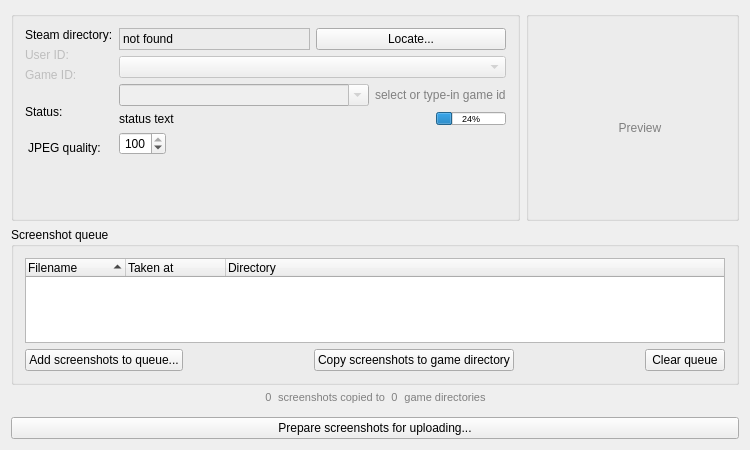
Qt form mainwindow.ui (Alsweider/SteaScreeLoaded) before a commit.
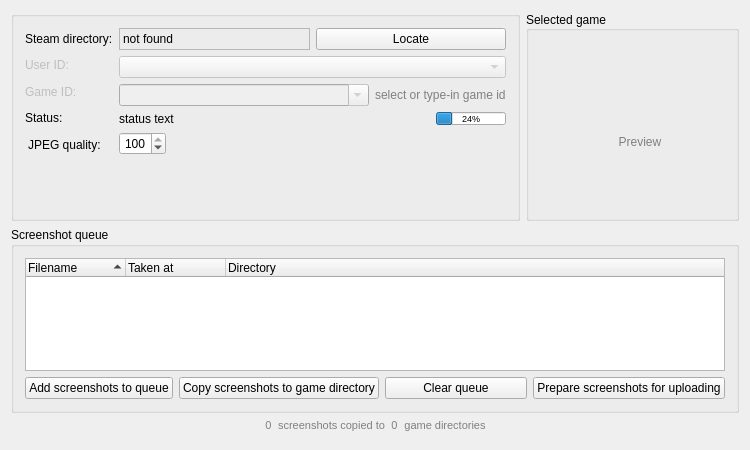
The same form after that commit. Icons and pictures are not drawn. Custom widgets are drawn as their Qt base class.

```diff
--- a/mainwindow.ui
+++ b/mainwindow.ui
@@ -35,7 +35,7 @@
      <verstretch>0</verstretch>
     </sizepolicy>
    </property>
-   <layout class="QGridLayout" name="gridLayout_6">
+   <layout class="QGridLayout" name="gridLayout_3">
     <item row="0" column="0">
      <layout class="QHBoxLayout" name="horizontalLayout_2">
       <item>
@@ -58,18 +58,15 @@
         <property name="alignment">
          <set>Qt::AlignLeading|Qt::AlignLeft|Qt::AlignVCenter</set>
         </property>
-        <layout class="QGridLayout" name="gridLayout_3">
+        <layout class="QGridLayout" name="gridLayout">
          <item row="0" column="0">
           <layout class="QFormLayout" name="formLayout">
-           <property name="labelAlignment">
-            <set>Qt::AlignLeading|Qt::AlignLeft|Qt::AlignVCenter</set>
-           </property>
            <item row="0" column="0">
             <layout class="QVBoxLayout" name="verticalLayout">
              <item>
               <widget class="QLabel" name="label_steamDir">
                <property name="sizePolicy">
-                <sizepolicy hsizetype="Minimum" vsizetype="Maximum">
+                <sizepolicy hsizetype="Preferred" vsizetype="Preferred">
                  <horstretch>0</horstretch>
                  <verstretch>0</verstretch>
                 </sizepolicy>
@@ -85,7 +82,7 @@
                 <bool>false</bool>
                </property>
                <property name="sizePolicy">
-                <sizepolicy hsizetype="Minimum" vsizetype="Maximum">
+                <sizepolicy hsizetype="Preferred" vsizetype="Preferred">
                  <horstretch>0</horstretch>
                  <verstretch>0</verstretch>
                 </sizepolicy>
@@ -119,7 +116,7 @@
                 <bool>false</bool>
                </property>
                <property name="sizePolicy">
-                <sizepolicy hsizetype="Minimum" vsizetype="Maximum">
+                <sizepolicy hsizetype="Preferred" vsizetype="Preferred">
                  <horstretch>0</horstretch>
                  <verstretch>0</verstretch>
                 </sizepolicy>
@@ -160,7 +157,7 @@
              <item>
               <widget class="QLabel" name="label_2">
                <property name="sizePolicy">
-                <sizepolicy hsizetype="Fixed" vsizetype="Fixed">
+                <sizepolicy hsizetype="Preferred" vsizetype="Preferred">
                  <horstretch>0</horstretch>
                  <verstretch>0</verstretch>
                 </sizepolicy>
@@ -234,7 +231,10 @@
                   <string>If there are multiple Steam installations, select the one to which screenshots will be copied</string>
                  </property>
                  <property name="text">
-                  <string>Locate...</string>
+                  <string>Locate</string>
+                 </property>
+                 <property name="icon">
+                  <iconset theme="QIcon::ThemeIcon::EditFind"/>
                  </property>
                 </widget>
                </item>
@@ -468,7 +468,7 @@
          </size>
         </property>
         <property name="title">
-         <string/>
+         <string>Selected game</string>
         </property>
         <property name="alignment">
          <set>Qt::AlignLeading|Qt::AlignLeft|Qt::AlignVCenter</set>
@@ -518,103 +518,7 @@
       <property name="title">
        <string>Screenshot queue</string>
       </property>
-      <layout class="QGridLayout" name="gridLayout_5">
-       <item row="0" column="0">
-        <layout class="QGridLayout" name="gridLayout">
-         <property name="sizeConstraint">
-          <enum>QLayout::SetMinimumSize</enum>
-         </property>
-         <item row="3" column="0">
-          <layout class="QHBoxLayout" name="horizontalLayout_screenshotListButtons">
-           <item>
-            <widget class="QPushButton" name="pushButton_addScreenshots">
-             <property name="sizePolicy">
-              <sizepolicy hsizetype="Maximum" vsizetype="Maximum">
-               <horstretch>0</horstretch>
-               <verstretch>0</verstretch>
-              </sizepolicy>
-             </property>
-             <property name="toolTip">
-              <string>You can add single screenshots or the whole sets.</string>
-             </property>
-             <property name="text">
-              <string>Add screenshots to queue...</string>
-             </property>
-            </widget>
-           </item>
-           <item>
-            <spacer name="horizontalSpacer_11">
-             <property name="orientation">
-              <enum>Qt::Horizontal</enum>
-             </property>
-             <property name="sizeType">
-              <enum>QSizePolicy::Expanding</enum>
-             </property>
-             <property name="sizeHint" stdset="0">
-              <size>
-               <width>1</width>
-               <height>20</height>
-              </size>
-             </property>
-            </spacer>
-           </item>
-           <item>
-            <widget class="QPushButton" name="pushButton_copyScreenshots">
-             <property name="sizePolicy">
-              <sizepolicy hsizetype="Maximum" vsizetype="Maximum">
-               <horstretch>0</horstretch>
-               <verstretch>0</verstretch>
-              </sizepolicy>
-             </property>
-             <property name="toolTip">
-              <string>Copy screenshots to the Steam directory of respective game. This action can be repeated for multiple games.</string>
-             </property>
-             <property name="text">
-              <string>Copy screenshots to game directory</string>
-             </property>
-            </widget>
-           </item>
-           <item>
-            <spacer name="horizontalSpacer_10">
-             <property name="orientation">
-              <enum>Qt::Horizontal</enum>
-             </property>
-             <property name="sizeType">
-              <enum>QSizePolicy::Expanding</enum>
-             </property>
-             <property name="sizeHint" stdset="0">
-              <size>
-               <width>1</width>
-               <height>20</height>
-              </size>
-             </property>
-            </spacer>
-           </item>
-           <item>
-            <widget class="QPushButton" name="pushButton_clearQueue">
-             <property name="sizePolicy">
-              <sizepolicy hsizetype="Maximum" vsizetype="Maximum">
-               <horstretch>0</horstretch>
-               <verstretch>0</verstretch>
-              </sizepolicy>
-             </property>
-             <property name="toolTip">
-              <string/>
-             </property>
-             <property name="text">
-              <string>Clear queue</string>
-             </property>
-            </widget>
-           </item>
-          </layout>
-         </item>
-         <item row="1" column="0">
           <layout class="QGridLayout" name="gridLayout_2">
-           <property name="sizeConstraint">
-            <enum>QLayout::SetMinimumSize</enum>
-           </property>
-          </layout>
-         </item>
          <item row="0" column="0">
           <widget class="QTreeWidgetDragAndDrop" name="treeWidget_screenshotList">
            <property name="enabled">
@@ -675,6 +579,87 @@
            </column>
           </widget>
          </item>
+       <item row="1" column="0">
+        <layout class="QHBoxLayout" name="horizontalLayout_5">
+         <item>
+          <widget class="QPushButton" name="pushButton_addScreenshots">
+           <property name="sizePolicy">
+            <sizepolicy hsizetype="Preferred" vsizetype="Preferred">
+             <horstretch>0</horstretch>
+             <verstretch>0</verstretch>
+            </sizepolicy>
+           </property>
+           <property name="toolTip">
+            <string>You can add single screenshots or the whole sets.</string>
+           </property>
+           <property name="text">
+            <string>Add screenshots to queue</string>
+           </property>
+           <property name="icon">
+            <iconset theme="QIcon::ThemeIcon::ListAdd"/>
+           </property>
+          </widget>
+         </item>
+         <item>
+          <widget class="QPushButton" name="pushButton_copyScreenshots">
+           <property name="sizePolicy">
+            <sizepolicy hsizetype="Preferred" vsizetype="Preferred">
+             <horstretch>0</horstretch>
+             <verstretch>0</verstretch>
+            </sizepolicy>
+           </property>
+           <property name="toolTip">
+            <string>Copy screenshots to the Steam directory of respective game. This action can be repeated for multiple games.</string>
+           </property>
+           <property name="text">
+            <string>Copy screenshots to game directory</string>
+           </property>
+           <property name="icon">
+            <iconset theme="QIcon::ThemeIcon::EditCopy"/>
+           </property>
+          </widget>
+         </item>
+         <item>
+          <widget class="QPushButton" name="pushButton_clearQueue">
+           <property name="sizePolicy">
+            <sizepolicy hsizetype="Preferred" vsizetype="Preferred">
+             <horstretch>0</horstretch>
+             <verstretch>0</verstretch>
+            </sizepolicy>
+           </property>
+           <property name="toolTip">
+            <string/>
+           </property>
+           <property name="text">
+            <string>Clear queue</string>
+           </property>
+           <property name="icon">
+            <iconset theme="QIcon::ThemeIcon::EditClear"/>
+           </property>
+          </widget>
+         </item>
+         <item>
+          <widget class="QPushButton" name="pushButton_prepare">
+           <property name="sizePolicy">
+            <sizepolicy hsizetype="Preferred" vsizetype="Preferred">
+             <horstretch>0</horstretch>
+             <verstretch>0</verstretch>
+            </sizepolicy>
+           </property>
+           <property name="toolTip">
+            <string>If all screesnhots are copied to all game directories, push this and the VDF file will be updated.</string>
+           </property>
+           <property name="layoutDirection">
+            <enum>Qt::LeftToRight</enum>
+           </property>
+           <property name="text">
+            <string>Prepare screenshots for uploading</string>
+           </property>
+           <property name="icon">
+            <iconset theme="QIcon::ThemeIcon::SyncSynchronizing"/>
+           </property>
+          </widget>
+         </item>
         </layout>
        </item>
       </layout>
@@ -794,25 +779,6 @@
       </item>
      </layout>
     </item>
-    <item row="3" column="0">
-     <widget class="QPushButton" name="pushButton_prepare">
-      <property name="sizePolicy">
-       <sizepolicy hsizetype="Preferred" vsizetype="Preferred">
-        <horstretch>0</horstretch>
-        <verstretch>0</verstretch>
-       </sizepolicy>
-      </property>
-      <property name="toolTip">
-       <string>If all screesnhots are copied to all game directories, push this and the VDF file will be updated.</string>
-      </property>
-      <property name="layoutDirection">
-       <enum>Qt::LeftToRight</enum>
-      </property>
-      <property name="text">
-       <string>Prepare screenshots for uploading...</string>
-      </property>
-     </widget>
-    </item>
    </layout>
   </widget>
  </widget>
```
Lines whose indentation alone changed are shown as unchanged.
